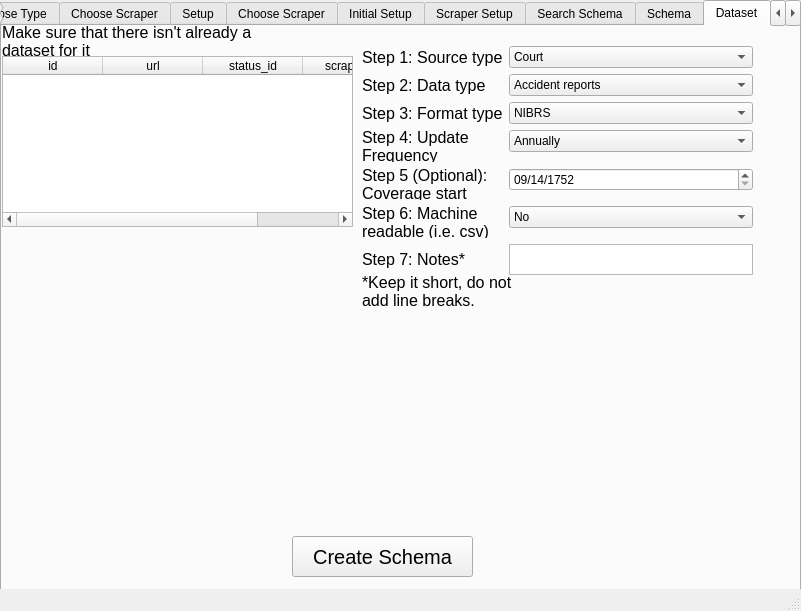
First picture: the form in setup_gui/common/gui/scraper_ui.ui, repository Police-Data-Accessibility-Project/scrapers, before the edit.
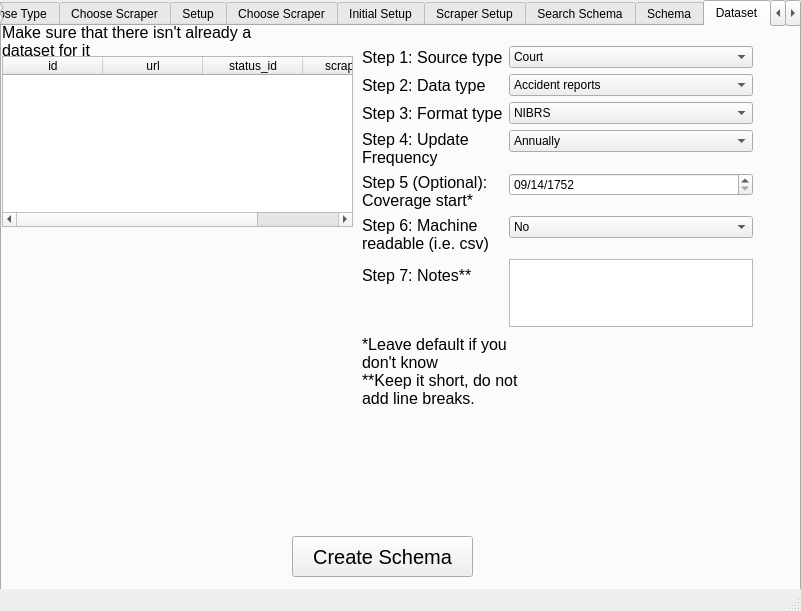
Second picture: the form after the edit.

The edit to the form file:
```diff
--- a/setup_gui/common/gui/scraper_ui.ui
+++ b/setup_gui/common/gui/scraper_ui.ui
@@ -2492,7 +2492,7 @@
         <x>360</x>
         <y>20</y>
         <width>391</width>
-        <height>229</height>
+        <height>281</height>
        </rect>
       </property>
       <layout class="QFormLayout" name="formLayout_3">
@@ -2805,7 +2805,7 @@
           </font>
          </property>
          <property name="text">
-          <string>Step 5 (Optional): Coverage start</string>
+          <string>Step 5 (Optional): Coverage start*</string>
          </property>
          <property name="wordWrap">
           <bool>true</bool>
@@ -2869,7 +2869,7 @@
           </font>
          </property>
          <property name="text">
-          <string>Step 7: Notes*</string>
+          <string>Step 7: Notes**</string>
          </property>
          <property name="wordWrap">
           <bool>true</bool>
@@ -2885,9 +2885,9 @@
       <property name="geometry">
        <rect>
         <x>360</x>
-        <y>240</y>
+        <y>300</y>
         <width>161</width>
-        <height>51</height>
+        <height>91</height>
        </rect>
       </property>
       <property name="font">
@@ -2896,7 +2896,8 @@
        </font>
       </property>
       <property name="text">
-       <string>*Keep it short, do not add line breaks.</string>
+       <string>*Leave default if you don't know
+**Keep it short, do not add line breaks.</string>
       </property>
       <property name="wordWrap">
        <bool>true</bool>
```
